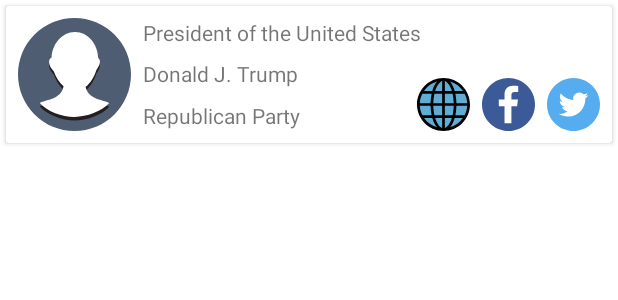
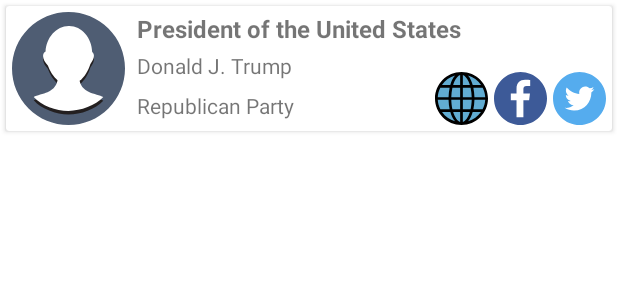
Before and after one commit to t2dbabz/Political-Preparedness, an Android app: the layout representatives_list_item.xml on its own in the app's theme, with its tools: preview values and no code run, on a phone screen of 412 x 824 dp. Shown: the top 300 px of the screen. Run offline under Robolectric (Android 15) with nearby library versions, the phone set to English and light mode, and no system bars.

Commit message:
UI improvements on list item layouts

```diff
--- a/app/src/main/res/layout/election_info_list_item.xml
+++ b/app/src/main/res/layout/election_info_list_item.xml
@@ -9,21 +9,23 @@
             type="com.example.android.politicalpreparedness.data.source.remote.network.models.Election" />
     </data>
 
-    <androidx.cardview.widget.CardView
+    <com.google.android.material.card.MaterialCardView
         android:layout_width="match_parent"
         android:layout_height="wrap_content"
-        android:layout_margin="4dp">
+        android:layout_marginTop="@dimen/margin_small">
 
         <androidx.constraintlayout.widget.ConstraintLayout
             android:layout_width="match_parent"
-            android:layout_height="71dp">
+            android:layout_height="wrap_content">
 
             <TextView
                 android:id="@+id/election_title_textView"
                 android:layout_width="wrap_content"
                 android:layout_height="wrap_content"
-                android:layout_marginStart="4dp"
-                android:layout_marginTop="4dp"
+                android:layout_marginStart="@dimen/margin_extra_small"
+                android:layout_marginTop="@dimen/margin_extra_small"
+                android:textColor="@color/colorPrimary"
+                android:textSize="@dimen/subtitle"
                 android:textStyle="bold"
                 android:text="@{election.name}"
                 app:layout_constraintStart_toStartOf="parent"
@@ -34,8 +36,8 @@
                 android:id="@+id/election_date_textView"
                 android:layout_width="wrap_content"
                 android:layout_height="wrap_content"
-                android:layout_marginTop="4dp"
-                android:layout_marginBottom="4dp"
+                android:layout_marginTop="@dimen/margin_extra_small"
+                android:layout_marginBottom="@dimen/margin_extra_small"
                 android:text="@{election.electionDay.toString()}"
                 app:layout_constraintBottom_toBottomOf="parent"
                 app:layout_constraintStart_toStartOf="@+id/election_title_textView"
@@ -43,5 +45,5 @@
                 tools:text="Tue May 05 EDT 2020" />
         </androidx.constraintlayout.widget.ConstraintLayout>
 
-    </androidx.cardview.widget.CardView>
+    </com.google.android.material.card.MaterialCardView>
 </layout>
--- a/app/src/main/res/layout/representatives_list_item.xml
+++ b/app/src/main/res/layout/representatives_list_item.xml
@@ -13,7 +13,7 @@
     <androidx.cardview.widget.CardView
         android:layout_width="match_parent"
         android:layout_height="wrap_content"
-        android:layout_margin="4dp">
+        android:layout_margin="@dimen/margin_extra_small">
 
         <androidx.constraintlayout.widget.ConstraintLayout
             android:layout_width="match_parent"
@@ -21,23 +21,26 @@
 
             <ImageView
                 android:id="@+id/representative_profile_imageView"
-                android:layout_width="75dp"
-                android:layout_height="75dp"
-                android:layout_marginStart="8dp"
-                android:layout_marginTop="8dp"
-                android:layout_marginBottom="8dp"
+                android:layout_width="@dimen/margin_image_mid"
+                android:layout_height="@dimen/margin_image_mid"
+                android:layout_marginStart="@dimen/margin_extra_small"
+                android:layout_marginTop="@dimen/margin_extra_small"
+                android:layout_marginBottom="@dimen/margin_extra_small"
                 profileImage="@{representative.official.photoUrl}"
                 app:layout_constraintBottom_toBottomOf="parent"
                 app:layout_constraintStart_toStartOf="parent"
                 app:layout_constraintTop_toTopOf="parent"
+                android:contentDescription="@string/profile_image_content_desc"
                 tools:src="@drawable/ic_profile"/>
 
             <TextView
                 android:id="@+id/representative_title"
                 android:layout_width="0dp"
                 android:layout_height="wrap_content"
-                android:layout_marginStart="8dp"
+                android:layout_marginStart="@dimen/margin_small"
                 android:text="@{representative.office.name}"
+                android:textSize="@dimen/subtitle"
+                android:textStyle="bold"
                 app:layout_constraintEnd_toEndOf="parent"
                 app:layout_constraintStart_toEndOf="@+id/representative_profile_imageView"
                 app:layout_constraintTop_toTopOf="@+id/representative_profile_imageView"
@@ -47,8 +50,8 @@
                 android:id="@+id/representative_fullName"
                 android:layout_width="0dp"
                 android:layout_height="wrap_content"
-                android:layout_marginTop="8dp"
-                android:layout_marginEnd="8dp"
+                android:layout_marginTop="@dimen/margin_extra_small"
+                android:layout_marginEnd="@dimen/margin_extra_small"
                 android:text="@{representative.official.name}"
                 app:layout_constraintEnd_toStartOf="@+id/representative_website"
                 app:layout_constraintStart_toStartOf="@+id/representative_title"
@@ -59,8 +62,8 @@
                 android:id="@+id/representative_party"
                 android:layout_width="0dp"
                 android:layout_height="wrap_content"
-                android:layout_marginTop="8dp"
-                android:layout_marginBottom="8dp"
+                android:layout_marginTop="@dimen/margin_extra_small"
+                android:layout_marginBottom="@dimen/margin_extra_small"
                 android:text="@{representative.official.party}"
                 app:layout_constraintBottom_toBottomOf="parent"
                 app:layout_constraintEnd_toEndOf="@+id/representative_fullName"
@@ -70,32 +73,35 @@
 
             <ImageView
                 android:id="@+id/representative_twitter_profile"
-                android:layout_width="35dp"
-                android:layout_height="35dp"
-                android:layout_marginEnd="8dp"
-                android:layout_marginBottom="8dp"
+                android:layout_width="@dimen/margin_image_small"
+                android:layout_height="@dimen/margin_image_small"
+                android:layout_marginEnd="@dimen/margin_extra_small"
+                android:layout_marginBottom="@dimen/margin_extra_small"
                 app:layout_constraintBottom_toBottomOf="parent"
                 app:layout_constraintEnd_toEndOf="parent"
+                android:contentDescription="@string/twitter_profile_content_desc"
                 app:srcCompat="@drawable/ic_twitter" />
 
             <ImageView
                 android:id="@+id/representative_facebook_profile"
-                android:layout_width="35dp"
-                android:layout_height="35dp"
-                android:layout_marginEnd="8dp"
-                android:layout_marginBottom="8dp"
+                android:layout_width="@dimen/margin_image_small"
+                android:layout_height="@dimen/margin_image_small"
+                android:layout_marginEnd="@dimen/margin_extra_small"
+                android:layout_marginBottom="@dimen/margin_extra_small"
                 app:layout_constraintBottom_toBottomOf="parent"
                 app:layout_constraintEnd_toStartOf="@id/representative_twitter_profile"
+                android:contentDescription="@string/facebook_profile_content_desc"
                 app:srcCompat="@drawable/ic_facebook" />
 
             <ImageView
                 android:id="@+id/representative_website"
-                android:layout_width="35dp"
-                android:layout_height="35dp"
-                android:layout_marginEnd="8dp"
-                android:layout_marginBottom="8dp"
+                android:layout_width="@dimen/margin_image_small"
+                android:layout_height="@dimen/margin_image_small"
+                android:layout_marginEnd="@dimen/margin_extra_small"
+                android:layout_marginBottom="@dimen/margin_extra_small"
                 app:layout_constraintBottom_toBottomOf="parent"
                 app:layout_constraintEnd_toStartOf="@id/representative_facebook_profile"
+                android:contentDescription="@string/website_url_content_desc"
                 app:srcCompat="@drawable/ic_www" />
 
 
--- a/app/src/main/res/values/dimens.xml
+++ b/app/src/main/res/values/dimens.xml
@@ -6,6 +6,10 @@
     <dimen name="padding_normal">16dp</dimen>
     <dimen name="headline_5">24sp</dimen>
     <dimen name="headline_6">20sp</dimen>
+    <dimen name="margin_extra_small">4dp</dimen>
+    <dimen name="subtitle">16sp</dimen>
+    <dimen name="margin_image_small">35dp</dimen>
+    <dimen name="margin_image_mid">75dp</dimen>
 
     <!-- TODO: Add necessary dimension values -->s
 
```
